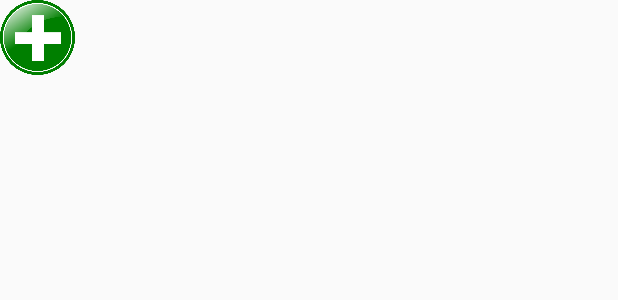
After one commit to ThomasChen94/android-game, an Android app: the layout activity_edit.xml on its own in the app's theme, with its tools: preview values and no code run, on a phone screen of 412 x 824 dp. The commit adds this screen. Shown: the top 300 px of the screen. Run offline under Robolectric (Android 15) with nearby library versions, the phone set to English and light mode, and no system bars.

Commit message:
Editor
Add editor

```diff
--- a/Rabbit/app/src/main/AndroidManifest.xml
+++ b/Rabbit/app/src/main/AndroidManifest.xml
@@ -19,7 +19,8 @@
                 <category android:name="android.intent.category.LAUNCHER" />
             </intent-filter>
         </activity>
-        <activity android:name=".GameActivity"></activity>
+        <activity android:name=".GameActivity" />
+        <activity android:name=".EditActivity"></activity>
     </application>
 
 </manifest>
--- /dev/null
+++ b/Rabbit/app/src/main/java/edu/stanford/cs108/rabbit/EditView.java
@@ -0,0 +1,188 @@
+package edu.stanford.cs108.rabbit;
+
+import android.app.Activity;
+import android.content.Context;
+import android.graphics.Bitmap;
+import android.graphics.Canvas;
+import android.graphics.drawable.BitmapDrawable;
+import android.util.AttributeSet;
+import android.view.Gravity;
+import android.view.LayoutInflater;
+import android.view.MenuItem;
+import android.view.MotionEvent;
+import android.view.View;
+import android.widget.Button;
+import android.widget.HorizontalScrollView;
+import android.widget.LinearLayout;
+import android.widget.PopupMenu;
+import android.widget.PopupWindow;
+import android.widget.Toast;
+
+import java.util.LinkedList;
+import java.util.List;
+
+/**
+ * Created by qianyu on 2017/3/4.
+ */
+
+public class EditView extends View {
+
+    List<Shape> shapeList;
+    Shape curShape;
+    int curShapeIndex;
+    boolean isClick;
+    boolean isDrag;
+    float relativeX;
+    float relativeY;
+    PopupWindow popupWindowMain;
+    PopupWindow popupWindowAttribute;
+    PopupWindow popupWindowScript;
+
+    public void insertShape(String image, String text, String soundName) {
+        shapeList.add(new ImageShape(image, text, soundName));
+
+    }
+
+    public EditView(Context context, AttributeSet attrs) {
+        super(context, attrs);
+        shapeList = new LinkedList<>();
+        Shape.setContext(context);
+        initPopupWindowMain();
+        initPopupWindowAttribute();
+        initPopupWindowScript();
+    }
+
+
+    @Override
+    protected void onDraw(Canvas canvas) {
+        super.onDraw(canvas);
+        for (Shape shape : shapeList) {
+            shape.draw(canvas);
+        }
+    }
+
+    @Override
+    public boolean onTouchEvent(MotionEvent event) {
+        switch (event.getAction()) {
+            case MotionEvent.ACTION_DOWN: {
+                downEventHandler(event);
+                break;
+            }
+            case MotionEvent.ACTION_MOVE: {
+                dragEventHandler(event);
+                break;
+            }
+            case MotionEvent.ACTION_UP: {
+                upEventHandler(event);
+                break;
+            }
+        }
+        return true;
+    }
+
+
+    public Shape findShape(float downX, float downY) {
+        for (int i = shapeList.size() - 1; i >= 0; i--) {
+            if (shapeList.get(i).getRectF().contains(downX, downY)) {
+                curShapeIndex = i;
+                return shapeList.get(i);
+            }
+        }
+        return null;
+    }
+
+
+
+    public void downEventHandler(MotionEvent event) {
+        isClick = true;
+        float downX = event.getX();
+        float downY = event.getY();
+        HorizontalScrollView hsv = (HorizontalScrollView) ((Activity) getContext()).findViewById(R.id.hsv);
+        hsv.setVisibility(View.INVISIBLE);
+        String curPos = "x: " + downX + " y: " +downY;
+        System.out.println(curPos);
+        curShape = findShape(downX, downY);
+        if (curShape != null) {
+            System.out.println(curShape.getImage());
+            relativeX = downX - curShape.getRectF().left;
+            relativeY = downY - curShape.getRectF().top;
+        }
+
+    }
+    public void dragEventHandler(MotionEvent event) {
+        isClick = false;
+        isDrag = true;
+        float downX = event.getX();
+        float downY = event.getY();
+        if (curShape != null) {
+            float rectX = downX - relativeX;
+            float rectY = downY - relativeY;
+            curShape.setRectF(rectX, rectY, 0, 0);
+        }
+        invalidate();
+    }
+    public void upEventHandler(MotionEvent event) {
+        if (isClick && curShape != null) {
+            popupWindowMain.showAsDropDown(((Activity) getContext()).findViewById(R.id.insert_shape));
+        }
+    }
+
+    public void initPopupWindowMain() {
+        View popupView = LayoutInflater.from(getContext()).inflate(R.layout.popupwindow_main, null);
+        popupView.measure(View.MeasureSpec.UNSPECIFIED, View.MeasureSpec.UNSPECIFIED);
+        popupWindowMain = new PopupWindow(popupView, LinearLayout.LayoutParams.WRAP_CONTENT, LinearLayout.LayoutParams.WRAP_CONTENT, true);
+        popupWindowMain.setContentView(popupView);
+        popupWindowMain.setTouchable(true);
+        popupWindowMain.setOutsideTouchable(true);
+        popupWindowMain.setBackgroundDrawable(new BitmapDrawable(getResources(), (Bitmap) null));
+        popupWindowMain.setAnimationStyle(R.style.AnimationFade);
+    }
+
+    public void initPopupWindowAttribute() {
+        View popupView = LayoutInflater.from(getContext()).inflate(R.layout.popupwindow_attributes, null);
+        popupWindowAttribute = new PopupWindow(popupView, LinearLayout.LayoutParams.WRAP_CONTENT, LinearLayout.LayoutParams.WRAP_CONTENT, true);
+        popupWindowAttribute.setContentView(popupView);
+        popupWindowAttribute.setTouchable(true);
+        popupWindowAttribute.setOutsideTouchable(true);
+        popupWindowAttribute.setBackgroundDrawable(new BitmapDrawable(getResources(), (Bitmap) null));
+        popupWindowAttribute.setAnimationStyle(R.style.AnimationFade);
+    }
+
+    public void initPopupWindowScript() {
+        View popupView = LayoutInflater.from(getContext()).inflate(R.layout.popupwindow_script, null);
+        popupWindowScript = new PopupWindow(popupView, LinearLayout.LayoutParams.WRAP_CONTENT, LinearLayout.LayoutParams.WRAP_CONTENT, true);
+        popupWindowScript.setContentView(popupView);
+        popupWindowScript.setTouchable(true);
+        popupWindowScript.setOutsideTouchable(true);
+        popupWindowScript.setBackgroundDrawable(new BitmapDrawable(getResources(), (Bitmap) null));
+        popupWindowScript.setAnimationStyle(R.style.AnimationFade);
+    }
+
+    public Shape getCurShape() {
+        return curShape;
+    }
+
+    public int getCurShapeIndex() {
+        return curShapeIndex;
+    }
+
+    public void setCurShape(Shape curShape) {
+        this.curShape = curShape;
+    }
+
+    public void setCurShapeIndex() {
+        shapeList.remove(curShapeIndex);
+        invalidate();
+    }
+
+    public void expandAttributeMenu() {
+        int width = popupWindowMain.getContentView().getMeasuredWidth();
+        popupWindowAttribute.showAsDropDown(((Activity) getContext()).findViewById(R.id.insert_shape), width, 0);
+    }
+
+
+    public void expandScriptMenu() {
+        int width = popupWindowMain.getContentView().getMeasuredWidth();
+        popupWindowScript.showAsDropDown(((Activity) getContext()).findViewById(R.id.insert_shape), width, 0);
+    }
+}
--- a/Rabbit/app/src/main/java/edu/stanford/cs108/rabbit/FullscreenActivity.java
+++ b/Rabbit/app/src/main/java/edu/stanford/cs108/rabbit/FullscreenActivity.java
@@ -176,6 +176,11 @@ public class FullscreenActivity extends AppCompatActivity {
 
     }
 
+    public void editClick(View view) {
+        Intent intent = new Intent(this, EditActivity.class);
+        startActivity(intent);
+    }
+
     //@Override
 /*    public boolean onTouchEvent(MotionEvent event) {
         if(event.getAction() == MotionEvent.ACTION_DOWN) {
--- /dev/null
+++ b/Rabbit/app/src/main/res/anim/in_lefttoright.xml
@@ -0,0 +1,6 @@
+<?xml version="1.0" encoding="utf-8"?>
+<set xmlns:android="http://schemas.android.com/apk/res/android">
+    <translate android:duration="100"
+        android:fromXDelta="-100%"
+        android:toXDelta="0" />
+</set>
--- /dev/null
+++ b/Rabbit/app/src/main/res/anim/out_righttoleft.xml
@@ -0,0 +1,6 @@
+<?xml version="1.0" encoding="utf-8"?>
+<set xmlns:android="http://schemas.android.com/apk/res/android">
+    <translate android:duration="100"
+        android:fromXDelta="0"
+        android:toXDelta="-100%"/>
+</set>
--- /dev/null
+++ b/Rabbit/app/src/main/res/layout/activity_edit.xml
@@ -0,0 +1,37 @@
+<?xml version="1.0" encoding="utf-8"?>
+<FrameLayout xmlns:android="http://schemas.android.com/apk/res/android"
+    xmlns:tools="http://schemas.android.com/tools"
+    android:id="@+id/activity_edit"
+    android:layout_width="match_parent"
+    android:layout_height="match_parent"
+    tools:context="edu.stanford.cs108.rabbit.EditActivity">
+
+
+    <Button
+        android:id="@+id/insert_shape"
+        android:layout_width="50dp"
+        android:layout_height="50dp"
+        android:background="@drawable/plus_icon"
+        android:onClick="showInsertMenu"/>
+
+    <edu.stanford.cs108.rabbit.EditView
+        android:layout_marginTop="50dp"
+        android:id="@+id/editView"
+        android:layout_width="match_parent"
+        android:layout_height="match_parent" />
+
+    <HorizontalScrollView
+        android:layout_marginTop="50dp"
+        android:visibility="invisible"
+        android:id="@+id/hsv"
+        android:layout_width="match_parent"
+        android:layout_height="100dp">
+        <edu.stanford.cs108.rabbit.HSVLayout
+            android:id="@+id/select_layout"
+            android:layout_width="wrap_content"
+            android:layout_height="wrap_content"></edu.stanford.cs108.rabbit.HSVLayout>
+    </HorizontalScrollView>
+
+
+
+</FrameLayout>
--- a/Rabbit/app/src/main/res/values/styles.xml
+++ b/Rabbit/app/src/main/res/values/styles.xml
@@ -20,4 +20,10 @@
         <item name="android:background">@color/black_overlay</item>
     </style>
 
+
+    <style name="AnimationFade">
+        <item name="android:windowEnterAnimation">@anim/in_lefttoright</item>
+        <item name="android:windowExitAnimation">@anim/out_righttoleft</item>
+    </style>
+
 </resources>
```
Also changed, not shown: Rabbit/app/src/main/java/edu/stanford/cs108/rabbit/EditActivity.java (added, +161 -0 lines), Rabbit/app/src/main/java/edu/stanford/cs108/rabbit/HSVAdapter.java (added, +54 -0 lines), Rabbit/app/src/main/java/edu/stanford/cs108/rabbit/HSVLayout.java (added, +51 -0 lines), Rabbit/app/src/main/java/edu/stanford/cs108/rabbit/Shape.java (+20 -3 lines), Rabbit/app/src/main/res/layout/activity_fullscreen.xml (+7 -0 lines), Rabbit/app/src/main/res/layout/hsv.xml (added, +10 -0 lines), Rabbit/app/src/main/res/layout/popupwindow_attributes.xml (added, +34 -0 lines), Rabbit/app/src/main/res/layout/popupwindow_main.xml (added, +32 -0 lines), Rabbit/app/src/main/res/layout/popupwindow_script.xml (added, +27 -0 lines), Rabbit/app/src/main/res/drawable/plus_icon.png (added).
